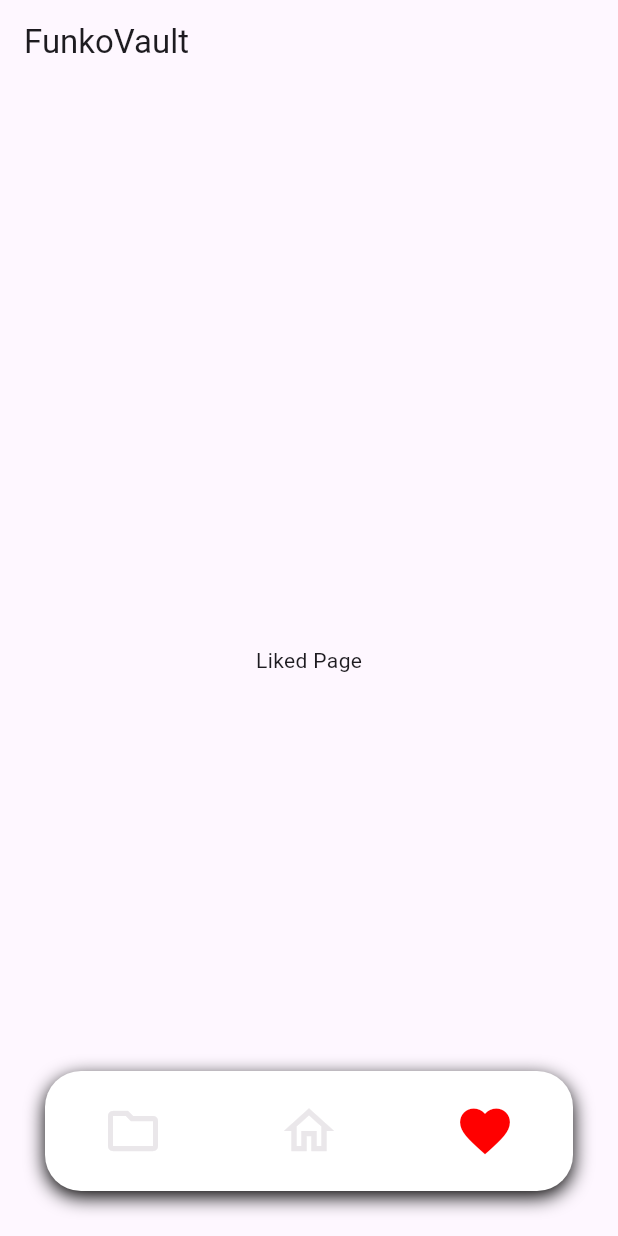
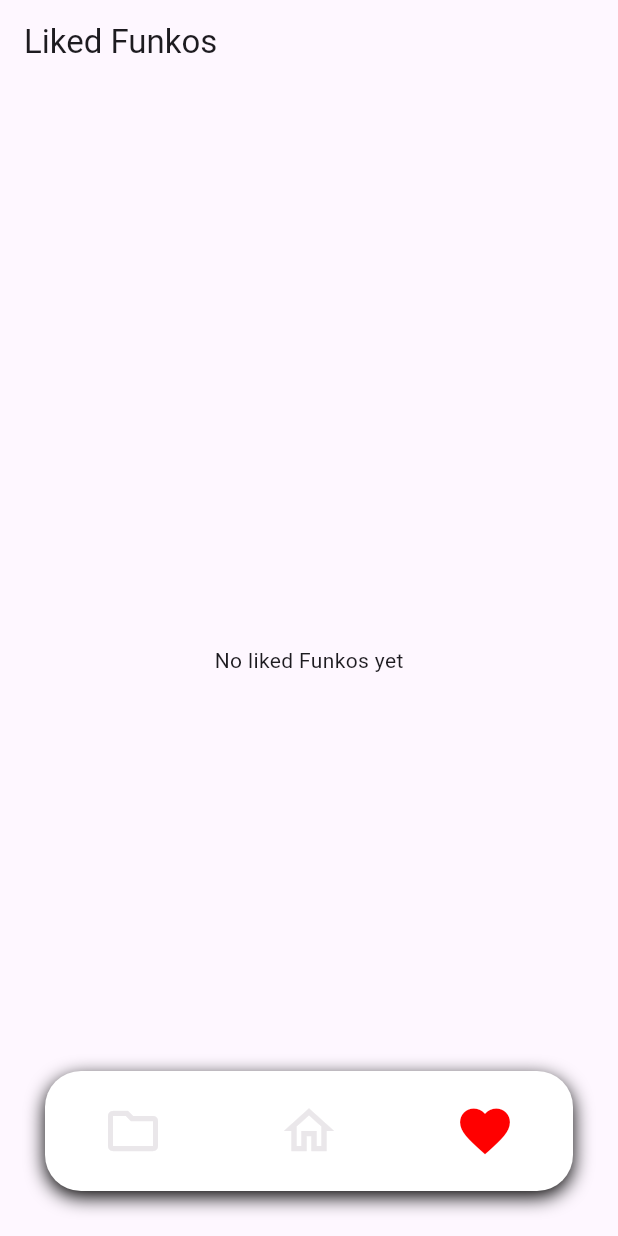
Before and after one commit to Clickbaithate/funko_vault, a Flutter app: the screen it shows after launch, item 3 of the bottom bar chosen, on a phone screen of 412 x 824 dp. Run offline on Flutter 3.47's test engine with Material 3 defaults, Android fonts, the phone set to English and light mode, and no system bars; our stand-ins replace flutter_riverpod, google_fonts, sqflite; accounts and stored records are empty; network calls fail.

Commit message:
Able to like a funko and see it in the liked page now

```diff
--- a/lib/screens/liked.dart
+++ b/lib/screens/liked.dart
@@ -1,21 +1,36 @@
 // ignore_for_file: prefer_const_constructors
+
 import 'package:flutter/material.dart';
 import 'package:flutter_riverpod/flutter_riverpod.dart';
+import 'package:funko_vault/components/funko_card.dart';
+import 'package:funko_vault/services/provider.dart';
 
 class LikedPage extends ConsumerWidget {
-
   @override
   Widget build(BuildContext context, WidgetRef ref) {
+    // Get the list of liked Funkos from the provider
+    final likedFunkos = ref.watch(likedFunkosProvider);
 
     return Scaffold(
       appBar: AppBar(
-        title: Text("FunkoVault"),
+        title: Text("Liked Funkos"),
       ),
-      body: Center(
-        child: Text("Liked Page"),
-      ),
+      body: likedFunkos.isEmpty
+          ? Center(
+              child: Text("No liked Funkos yet"),
+            )
+          : GridView.builder(
+              padding: const EdgeInsets.all(8.0),
+              gridDelegate: SliverGridDelegateWithFixedCrossAxisCount(
+                crossAxisCount: 2,
+                childAspectRatio: 7 / 10
+              ),
+              itemCount: likedFunkos.length,
+              itemBuilder: (context, index) {
+                final funko = likedFunkos[index];
+                return FunkoCard(funko: funko);
+              },
+            ),
     );
-
   }
-
 }
```
